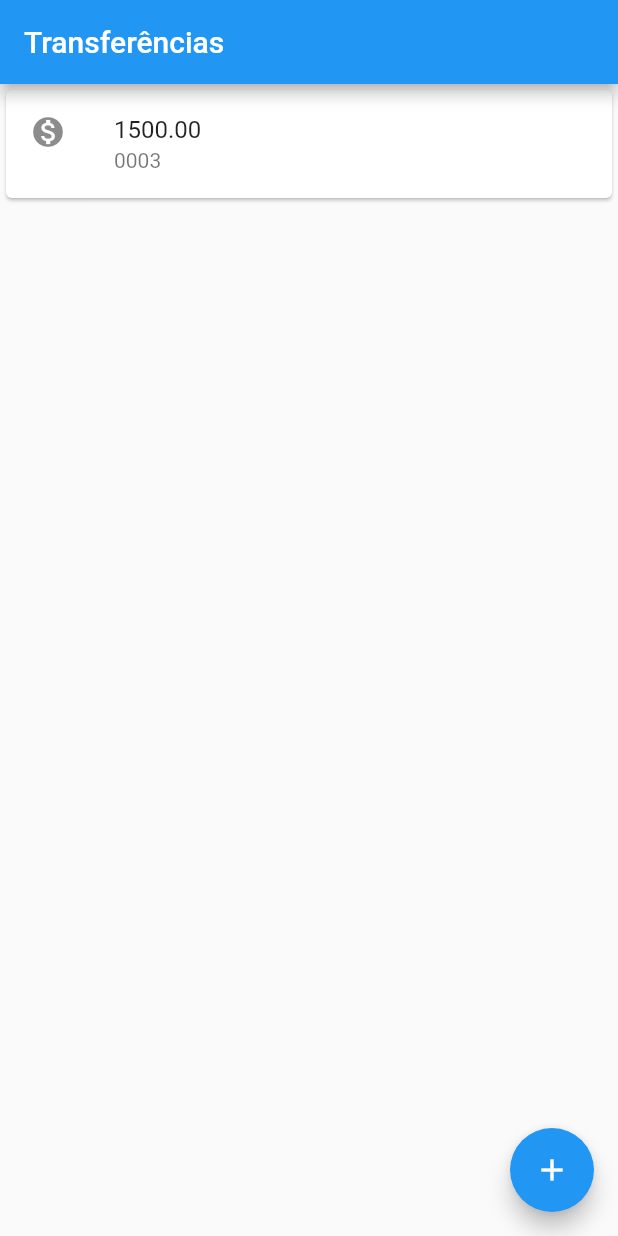
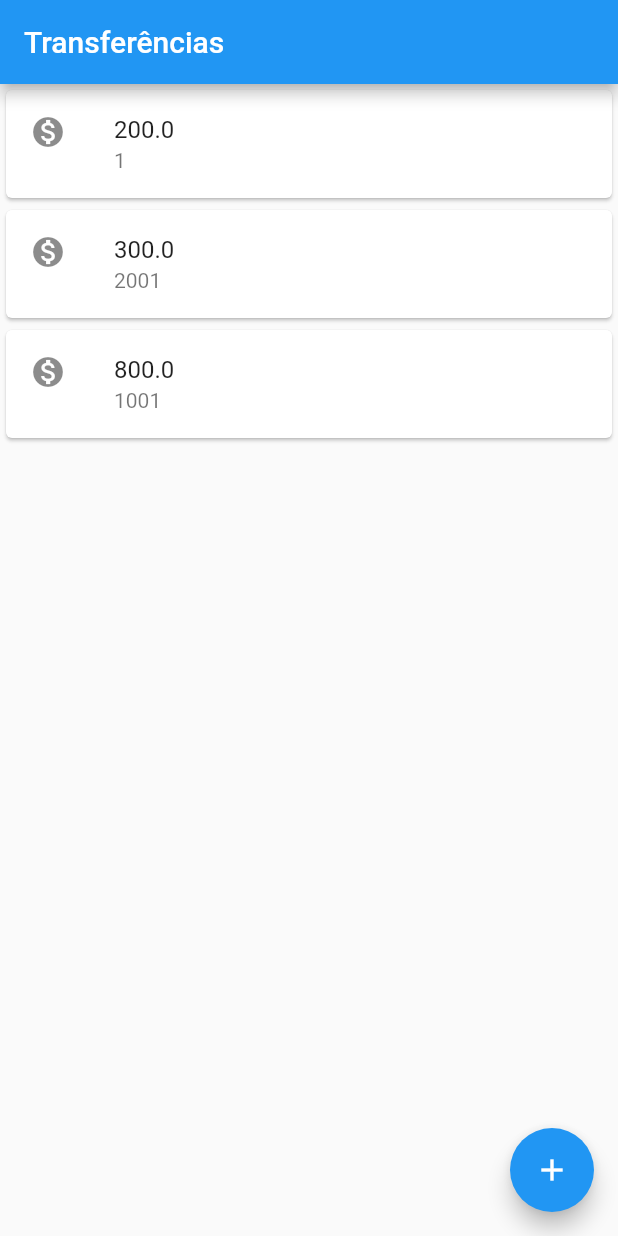
Before and after one commit to slvsccp/FlutterAPP, a Flutter app: the screen it shows after launch, on a phone screen of 412 x 824 dp. Run offline on Flutter 3.47's test engine with Material 2 defaults, Android fonts, the light colour scheme and no system bars.

Commit message:
transferencias

```diff
--- a/lib/main.dart
+++ b/lib/main.dart
@@ -1,35 +1,51 @@
 import 'package:flutter/material.dart';
 import 'package:flutter/cupertino.dart';
 
-void main() {
-  runApp(MaterialApp(
+void main() => runApp(MaterialApp(
       home: Scaffold(
-      body: Column(
-        children: <Widget>[
-          Card(
-            child: ListTile(
-              leading: Icon(Icons.monetization_on),
-              title: Text('1500.00'),
-              subtitle: Text('0003'),
-            ),
-          ),
-        ],
-      ),
+        body: listaTransferencia(),
         appBar: AppBar(
           title: Text('Transferências'),
         ),
         floatingActionButton: FloatingActionButton(
-        onPressed: () {},
           child: Icon(Icons.add),
         ),
       ),
     ));
+
+class listaTransferencia extends StatelessWidget {
+  @override
+  Widget build(BuildContext context) {
+    // TODO: implement build
+    return Column(
+      children: <Widget>[
+        ItemTransferencia(Transferencia(200.0, 0001)),
+        ItemTransferencia(Transferencia(300.0, 2001)),
+        ItemTransferencia(Transferencia(800.0, 1001)),
+      ],
+    );
+  }
 }
 
-class ListaTransferencias extends StatelessWidget {
+class ItemTransferencia extends StatelessWidget {
+  final Transferencia _transferencia;
+
+  ItemTransferencia(this._transferencia);
+
   @override
   Widget build(BuildContext context) {
-    throw UnimplementedError();
+    return Card(
+        child: ListTile(
+      leading: Icon(Icons.monetization_on),
+      title: Text(_transferencia.valor.toString()),
+      subtitle: Text(_transferencia.numeroConta.toString()),
+    ));
+  }
 }
 
+class Transferencia {
+  final double valor;
+  final int numeroConta;
+
+  Transferencia(this.valor, this.numeroConta);
 }
```
Lines whose indentation alone changed are shown as unchanged.
